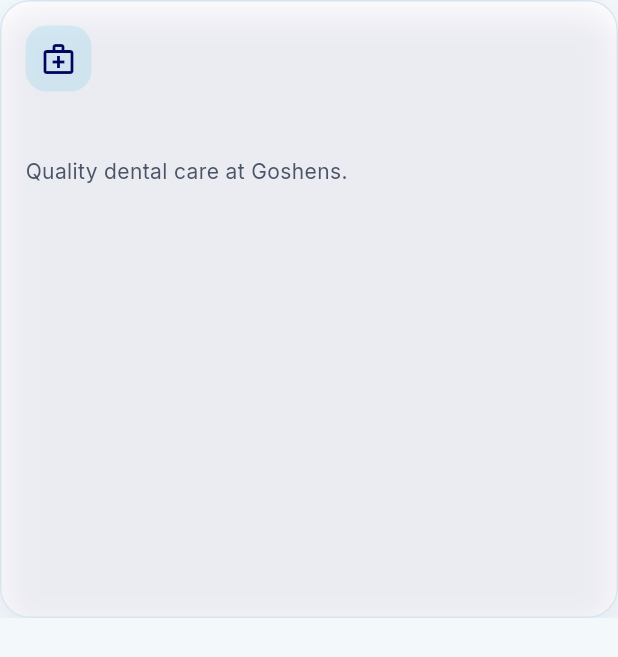
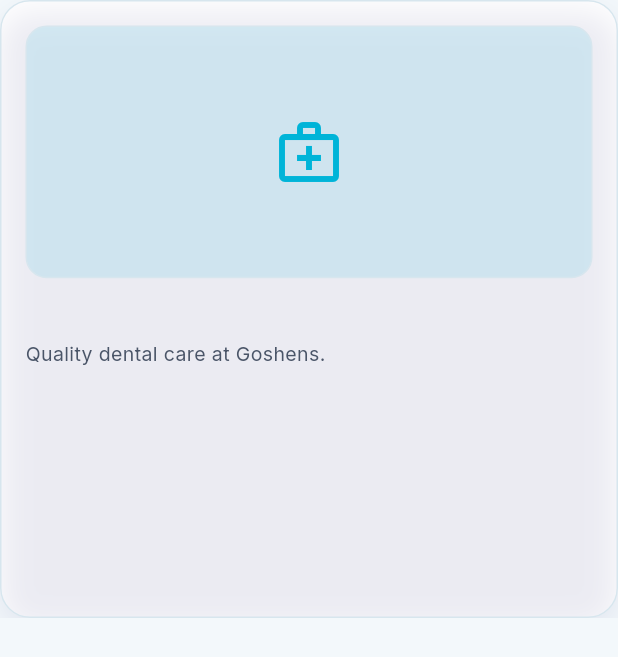
Before and after one commit to goshens-2/Grand_Goshens_System, a Flutter app: the _ServiceSquareCard widget shown alone on an empty page, opened directly with empty values, on a phone screen of 412 x 824 dp. Shown: the top 657 px of the screen. Run offline on Flutter 3.47's test engine with Material 3 defaults, Android fonts, the phone set to English and light mode, and no system bars; our stand-ins replace file_picker, flutter_dotenv, flutter_local_notifications, flutter_riverpod, freezed_annotation, go_router and 9 more; missing offline and left inert: dart:html, mobile_scanner; accounts and stored records are empty; generated files the repository leaves out were written again; network calls fail.

Commit message:
Improve service card rotation with smooth fade animation, clear image display, and appropriate 8-second rotation interval

```diff
--- a/goshens/lib/features/patient/presentation/widgets/rotating_service_cards.dart
+++ b/goshens/lib/features/patient/presentation/widgets/rotating_service_cards.dart
@@ -1,24 +1,29 @@
 import 'dart:async';
 
 import 'package:flutter/material.dart';
+import 'package:flutter_riverpod/flutter_riverpod.dart';
 import 'package:go_router/go_router.dart';
 
 import '../../../../core/constants/app_colors.dart';
 import '../../../../core/router/route_names.dart';
+import '../../data/service_repository.dart';
 import '../../data/service_visuals.dart';
 
-class RotatingServiceCards extends StatefulWidget {
+const kServiceCardRotateInterval = Duration(seconds: 8);
+
+class RotatingServiceCards extends ConsumerStatefulWidget {
   const RotatingServiceCards({super.key, required this.services});
 
   final List<Map<String, dynamic>> services;
 
   @override
-  State<RotatingServiceCards> createState() => _RotatingServiceCardsState();
+  ConsumerState<RotatingServiceCards> createState() => _RotatingServiceCardsState();
 }
 
-class _RotatingServiceCardsState extends State<RotatingServiceCards> {
+class _RotatingServiceCardsState extends ConsumerState<RotatingServiceCards> with TickerProviderStateMixin {
   Timer? _timer;
   var _pairIndex = 0;
+  late AnimationController _fadeController;
 
   List<List<Map<String, dynamic>>> get _pairs {
     final pairs = <List<Map<String, dynamic>>>[];
@@ -31,6 +36,10 @@ class _RotatingServiceCardsState extends State<RotatingServiceCards> {
   @override
   void initState() {
     super.initState();
+    _fadeController = AnimationController(
+      duration: const Duration(milliseconds: 600),
+      vsync: this,
+    );
     _startTimer();
   }
 
@@ -39,6 +48,7 @@ class _RotatingServiceCardsState extends State<RotatingServiceCards> {
     super.didUpdateWidget(oldWidget);
     if (oldWidget.services.length != widget.services.length) {
       _pairIndex = 0;
+      _fadeController.forward(from: 0);
       _startTimer();
     }
   }
@@ -48,6 +58,7 @@ class _RotatingServiceCardsState extends State<RotatingServiceCards> {
     if (_pairs.length <= 1) return;
     _timer = Timer.periodic(kServiceCardRotateInterval, (_) {
       if (!mounted) return;
+      _fadeController.forward(from: 0);
       setState(() => _pairIndex = (_pairIndex + 1) % _pairs.length);
     });
   }
@@ -55,6 +66,7 @@ class _RotatingServiceCardsState extends State<RotatingServiceCards> {
   @override
   void dispose() {
     _timer?.cancel();
+    _fadeController.dispose();
     super.dispose();
   }
 
@@ -70,7 +82,11 @@ class _RotatingServiceCardsState extends State<RotatingServiceCards> {
     return Column(
       crossAxisAlignment: CrossAxisAlignment.stretch,
       children: [
-        Row(
+        FadeTransition(
+          opacity: Tween<double>(begin: 0.7, end: 1.0).animate(
+            CurvedAnimation(parent: _fadeController, curve: Curves.easeInOut),
+          ),
+          child: Row(
             children: [
               Expanded(child: _ServiceSquareCard(service: pair[0])),
               const SizedBox(width: 12),
@@ -81,16 +97,18 @@ class _RotatingServiceCardsState extends State<RotatingServiceCards> {
               ),
             ],
           ),
+        ),
         if (pairs.length > 1) ...[
           const SizedBox(height: 12),
           Row(
             mainAxisAlignment: MainAxisAlignment.center,
             children: List.generate(pairs.length, (index) {
               final selected = index == _pairIndex % pairs.length;
-              return Container(
-                width: selected ? 18 : 8,
+              return AnimatedContainer(
+                duration: const Duration(milliseconds: 300),
+                width: selected ? 24 : 8,
                 height: 8,
-                margin: const EdgeInsets.symmetric(horizontal: 3),
+                margin: const EdgeInsets.symmetric(horizontal: 4),
                 decoration: BoxDecoration(
                   color: selected ? AppColors.primary : AppColors.hairline(context),
                   borderRadius: BorderRadius.circular(8),
@@ -104,13 +122,16 @@ class _RotatingServiceCardsState extends State<RotatingServiceCards> {
   }
 }
 
-class _ServiceSquareCard extends StatelessWidget {
+class _ServiceSquareCard extends ConsumerWidget {
   const _ServiceSquareCard({required this.service});
 
   final Map<String, dynamic> service;
 
   @override
-  Widget build(BuildContext context) {
+  Widget build(BuildContext context, WidgetRef ref) {
+    final imagePaths = serviceImagePaths(service);
+    final imageUrl = ref.read(serviceRepositoryProvider).publicImageUrl(imagePaths.isEmpty ? null : imagePaths.first);
+
     return AspectRatio(
       aspectRatio: 1,
       child: Material(
@@ -136,15 +157,38 @@ class _ServiceSquareCard extends StatelessWidget {
               child: Column(
                 crossAxisAlignment: CrossAxisAlignment.start,
                 children: [
-                Container(
-                  padding: const EdgeInsets.all(10),
+                  Expanded(
+                    child: Container(
+                      width: double.infinity,
                       decoration: BoxDecoration(
                         color: AppColors.primary.withValues(alpha: 0.12),
                         borderRadius: BorderRadius.circular(14),
+                        border: Border.all(color: AppColors.hairline(context)),
                       ),
+                      child: imageUrl != null
+                          ? ClipRRect(
+                              borderRadius: BorderRadius.circular(12),
+                              child: Image.network(
+                                imageUrl,
+                                fit: BoxFit.cover,
+                                errorBuilder: (context, error, stackTrace) {
+                                  return Center(
                                     child: Icon(
-                    iconForService(service['icon_name'] as String?),
-                    color: AppColors.ink(context),
+                                      Icons.medical_services_outlined,
+                                      size: 48,
+                                      color: AppColors.primary,
+                                    ),
+                                  );
+                                },
+                              ),
+                            )
+                          : Center(
+                              child: Icon(
+                                Icons.medical_services_outlined,
+                                size: 48,
+                                color: AppColors.primary,
+                              ),
+                            ),
                     ),
                   ),
                   const SizedBox(height: 12),
@@ -158,13 +202,13 @@ class _ServiceSquareCard extends StatelessWidget {
                       fontSize: 16,
                     ),
                   ),
-                const SizedBox(height: 8),
+                  const SizedBox(height: 6),
                   Expanded(
                     child: Text(
                       shortServiceDescription(service['description'] as String?),
-                    maxLines: 4,
+                      maxLines: 3,
                       overflow: TextOverflow.ellipsis,
-                    style: TextStyle(color: AppColors.muted(context), height: 1.35),
+                      style: TextStyle(color: AppColors.muted(context), height: 1.35, fontSize: 13),
                     ),
                   ),
                 ],
```
Lines whose indentation alone changed are shown as unchanged.
